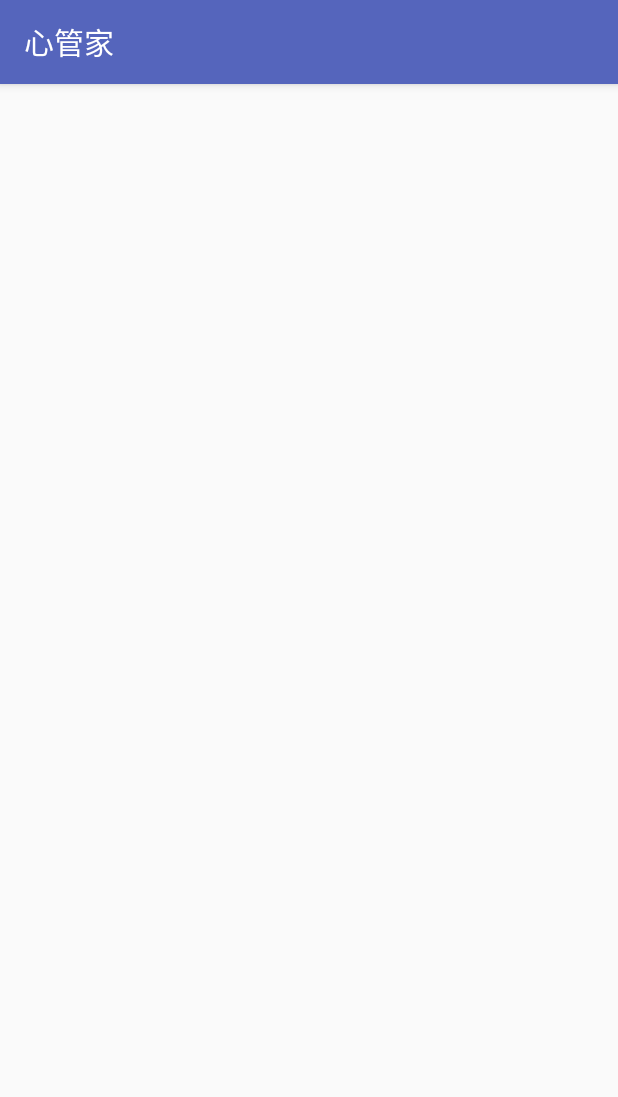
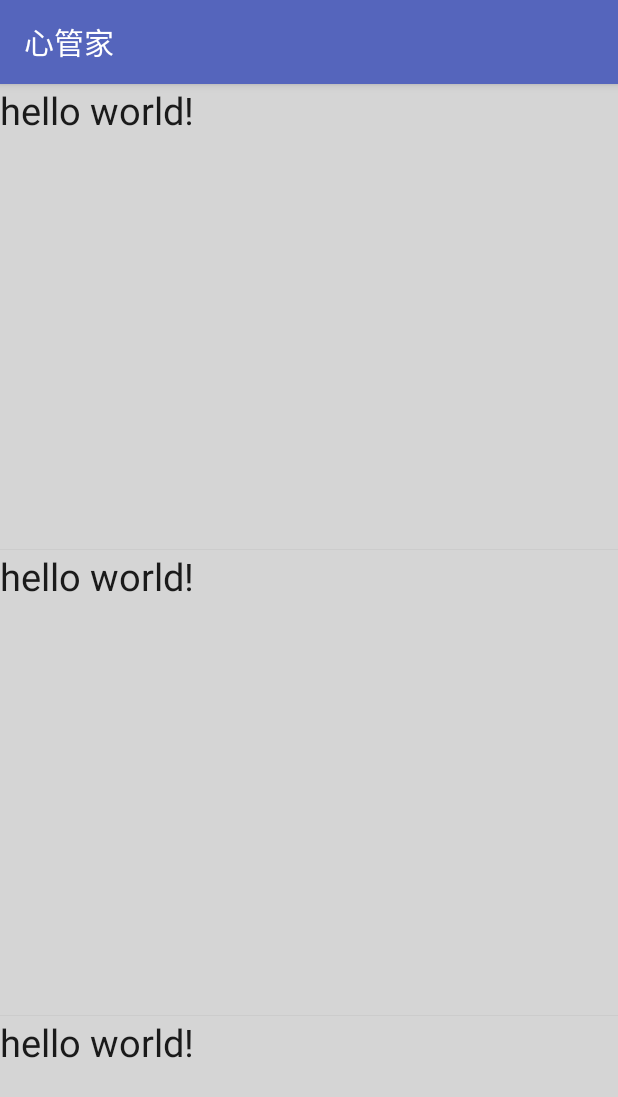
Before and after one commit to jackGWY/XinZangApp, an Android app: the LinearRecycleViewActivity screen opened directly, with no data from a screen before it, on a phone screen of 412 x 824 dp. Shown: the top 1097 px of the screen. Run offline under Robolectric (Android 15) with nearby library versions, the phone set to English and light mode, and no system bars.

Commit message:
修改了adapter 但是没有加入获取数据

```diff
--- /dev/null
+++ b/app/src/main/java/com/guo/xinzangapp/LinearAdapter.java
@@ -0,0 +1,107 @@
+package com.guo.xinzangapp;
+
+import android.content.Context;
+import android.support.v7.widget.RecyclerView;
+import android.view.LayoutInflater;
+import android.view.View;
+import android.view.ViewGroup;
+import android.widget.ImageView;
+import android.widget.TextView;
+
+/**
+ * Created by guo_w on 2017/11/22.
+ */
+
+public class LinearAdapter extends RecyclerView.Adapter<RecyclerView.ViewHolder> {
+    private Context mContext;
+    private OnItemClickListener mlistener;
+    //private List<String> list;
+    public LinearAdapter(Context context, OnItemClickListener listener){
+        this.mContext=context;
+        this.mlistener=listener;
+    }
+    @Override
+    public RecyclerView.ViewHolder onCreateViewHolder(ViewGroup parent, int viewType) {
+           return new LinearViewHolder(LayoutInflater.from(mContext).inflate(R.layout.layout_linear_item,parent,false));
+//        if(viewType==0){
+//            return new LinearViewHolder(LayoutInflater.from(mContext).inflate
+//                    (R.layout.layout_linear_item,parent,false));
+//        }
+//        else{
+//            return new LinearViewHolder2(LayoutInflater.from(mContext).inflate
+//                    (R.layout.layout_linear_item2,parent,false));
+//        }
+
+    }
+
+    @Override
+    public void onBindViewHolder(RecyclerView.ViewHolder holder, final int position) {
+        ((LinearViewHolder)holder).textView1.setText("hello world!");
+//        if(getItemViewType(position)==0){
+//            ((LinearViewHolder)holder).textView.setText("hello world!");
+//        }
+//        else {
+//            ((LinearViewHolder2)holder).textView.setText("你好啊！");
+//            //imageView也可以设置的，不设置默认机器人
+//        }
+        //应为LinearVIewHolder 有个textView方法的
+        holder.itemView.setOnClickListener(new View.OnClickListener(){
+
+            @Override
+            public void onClick(View v) {
+                mlistener.OnClick(position);//调用接口的方法，LinearRecycleViewAcitivity中去实现
+                //Toast.makeText(mContext,"click..."+position,Toast.LENGTH_SHORT).show();
+            }
+        });
+        //holder.itemView.setOnLongClickListener();
+    }
+
+    @Override
+    public int getItemViewType(int position) {//实际上有很多种VIEwType,根据接口返会的数据，不是根据位置
+        if(position%2==0){
+            return 0;
+        }
+        else{
+            return 1;//自己定义的返回值
+        }
+        //return super.getItemViewType(position);
+    }
+
+    @Override
+    public int getItemCount() {//itemCount 列表长度
+        return 30;
+    }
+
+//    class LinearViewHolder extends RecyclerView.ViewHolder{
+//        private TextView textView;
+//        public LinearViewHolder(View itemView) {
+//            super(itemView);
+//            textView=itemView.findViewById(R.id.tv_title7);
+//        }
+//    }
+
+    class LinearViewHolder extends RecyclerView.ViewHolder{
+        private TextView textView1;
+        private TextView textView2;
+        private TextView textView3;
+        private TextView textView4;
+        private TextView textView5;
+        private TextView textView6;
+
+        public LinearViewHolder(View itemView) {
+            super(itemView);
+            textView1=itemView.findViewById(R.id.tv_1);
+            textView2=itemView.findViewById(R.id.tv_2);
+            textView3=itemView.findViewById(R.id.tv_3);
+            textView4=itemView.findViewById(R.id.tv_4);
+            textView5=itemView.findViewById(R.id.tv_5);
+            textView6=itemView.findViewById(R.id.tv_6);
+
+        }
+    }
+
+    public interface OnItemClickListener{
+        void OnClick(int pos);
+    }
+    //长按的方法
+}
--- a/app/src/main/java/com/guo/xinzangapp/LinearRecycleViewActivity.java
+++ b/app/src/main/java/com/guo/xinzangapp/LinearRecycleViewActivity.java
@@ -1,13 +1,40 @@
 package com.guo.xinzangapp;
 
+import android.graphics.Rect;
 import android.support.v7.app.AppCompatActivity;
 import android.os.Bundle;
+import android.support.v7.widget.LinearLayoutManager;
+import android.support.v7.widget.RecyclerView;
+import android.view.View;
+import android.widget.Toast;
 
 public class LinearRecycleViewActivity extends AppCompatActivity {
-
+    private RecyclerView mRvMain;
     @Override
     protected void onCreate(Bundle savedInstanceState) {
         super.onCreate(savedInstanceState);
-        setContentView(R.layout.activity_linear_recycle_view);
+        setContentView(R.layout.tab01);
+
+        mRvMain=(RecyclerView)findViewById(R.id.rv_main);
+        mRvMain.setLayoutManager(new LinearLayoutManager(LinearRecycleViewActivity.this));
+        mRvMain.addItemDecoration(new MyDecoration());//自己新建的类,RecycleView.addItemDecoration有很多方法
+        mRvMain.setAdapter(new LinearAdapter(LinearRecycleViewActivity.this, new LinearAdapter.OnItemClickListener() {
+            @Override
+            public void OnClick(int pos) {//这个是自己定义的接口中的方法
+                Toast.makeText(LinearRecycleViewActivity.this,"click"+pos,Toast.LENGTH_SHORT).show();
+                //别忘记show，这里setAdater 实现了接口，而在Adapter中没有
+            }
+        }));
+        //contenxt 其实就是Activity的class
+    }
+
+    class MyDecoration extends RecyclerView.ItemDecoration{
+        @Override
+        public void getItemOffsets(Rect outRect, View view, RecyclerView parent, RecyclerView.State state) {
+            super.getItemOffsets(outRect, view, parent, state);
+            //每个元素下面添加了1dp间距，空出来背景的颜色
+            outRect.set(0,0,0,1);
+
+        }
     }
 }
--- a/app/src/main/res/layout/activity_linear_recycle_view.xml
+++ /dev/null
@@ -1,9 +0,0 @@
-<?xml version="1.0" encoding="utf-8"?>
-<android.support.constraint.ConstraintLayout xmlns:android="http://schemas.android.com/apk/res/android"
-    xmlns:app="http://schemas.android.com/apk/res-auto"
-    xmlns:tools="http://schemas.android.com/tools"
-    android:layout_width="match_parent"
-    android:layout_height="match_parent"
-    tools:context="com.guo.xinzangapp.LinearRecycleViewActivity">
-
-</android.support.constraint.ConstraintLayout>
--- /dev/null
+++ b/app/src/main/res/layout/layout_linear_item.xml
@@ -0,0 +1,59 @@
+<?xml version="1.0" encoding="utf-8"?>
+<LinearLayout xmlns:android="http://schemas.android.com/apk/res/android"
+    android:layout_width="match_parent"
+    android:layout_height="wrap_content"
+    android:orientation="vertical"
+    android:gravity="center"
+    android:background="@color/colorGray">
+
+    <TextView
+        android:id="@+id/tv_1"
+        android:layout_width="match_parent"
+        android:layout_height="50dp"
+        android:layout_gravity="center"
+        android:textColor="#1A1A1A"
+        android:layout_marginBottom="10dp"
+        android:textSize="25sp" />
+
+    <TextView
+        android:id="@+id/tv_2"
+        android:layout_width="match_parent"
+        android:layout_height="50dp"
+        android:layout_gravity="center"
+        android:textColor="#1A1A1A"
+        android:textSize="15sp" />
+
+    <TextView
+        android:id="@+id/tv_3"
+        android:layout_width="match_parent"
+        android:layout_height="50dp"
+        android:layout_gravity="center"
+        android:textColor="#1A1A1A"
+        android:textSize="15sp" />
+
+    <TextView
+        android:id="@+id/tv_4"
+        android:layout_width="match_parent"
+        android:layout_height="50dp"
+        android:layout_gravity="center"
+        android:textColor="#1A1A1A"
+        android:textSize="15sp" />
+
+    <TextView
+        android:id="@+id/tv_5"
+        android:layout_width="match_parent"
+        android:layout_height="50dp"
+        android:layout_gravity="center"
+        android:textColor="#1A1A1A"
+        android:textSize="15sp" />
+
+    <TextView
+        android:id="@+id/tv_6"
+        android:layout_width="match_parent"
+        android:layout_height="50dp"
+        android:layout_gravity="center"
+        android:textColor="#1A1A1A"
+        android:textSize="15sp" />
+
+
+</LinearLayout>
--- a/app/src/main/res/values/colors.xml
+++ b/app/src/main/res/values/colors.xml
@@ -1,6 +1,7 @@
 <?xml version="1.0" encoding="utf-8"?>
 <resources>
     <color name="colorPrimary">#5565bc</color>
+    <color name="colorGray">#D5D5D5</color>
     <color name="colorPrimaryDark">#303F9F</color>
     <color name="colorAccent">#FF4081</color>
     <color name="PrimaryColor">#f32159</color>
```
